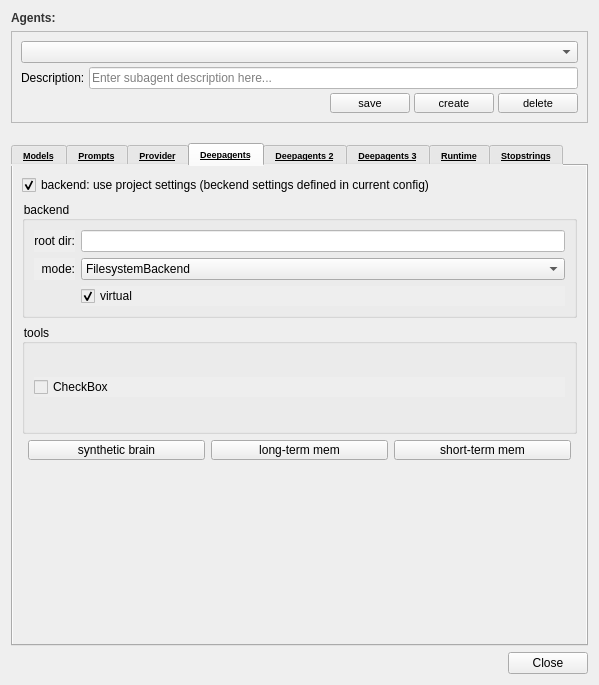
Qt form ui_files/agent_manager.ui (05remla/new_reactor) before a commit.
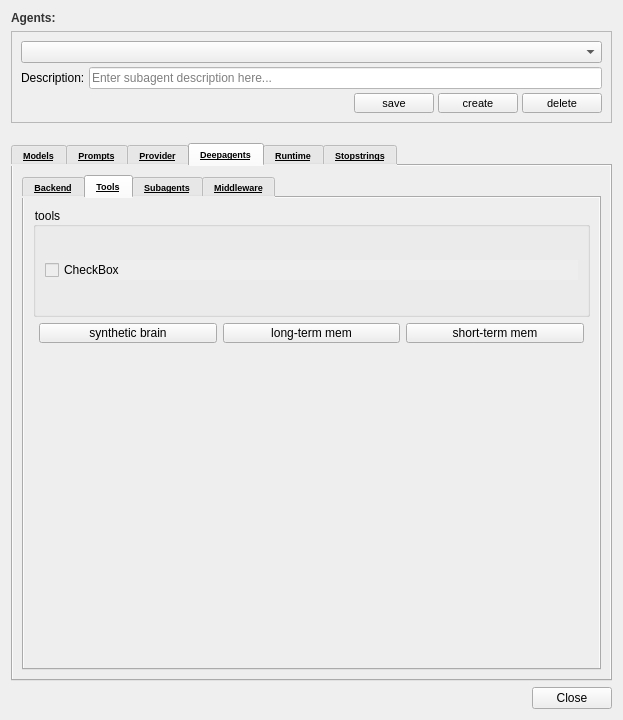
The same form after that commit. The open tabs and pages were chosen to show the change.

```diff
--- a/ui_files/agent_manager.ui
+++ b/ui_files/agent_manager.ui
@@ -6,8 +6,8 @@
    <rect>
     <x>0</x>
     <y>0</y>
-    <width>598</width>
-    <height>685</height>
+    <width>623</width>
+    <height>720</height>
    </rect>
   </property>
   <property name="windowTitle">
@@ -1284,115 +1284,38 @@
        <string>Deepagents</string>
       </attribute>
       <layout class="QGridLayout" name="gridLayout">
-       <item row="3" column="0">
-        <layout class="QHBoxLayout" name="horizontalLayout_2">
-         <property name="leftMargin">
-          <number>6</number>
+       <item row="0" column="0">
+        <widget class="QTabWidget" name="tabWidget_2">
+         <property name="font">
+          <font>
+           <pointsize>7</pointsize>
+           <weight>75</weight>
+           <bold>true</bold>
+           <underline>true</underline>
+          </font>
          </property>
-         <property name="rightMargin">
-          <number>6</number>
-         </property>
-         <property name="bottomMargin">
-          <number>6</number>
-         </property>
-         <item>
-          <widget class="QPushButton" name="pushButtonSynBrain">
-           <property name="minimumSize">
-            <size>
-             <width>0</width>
-             <height>20</height>
-            </size>
-           </property>
-           <property name="maximumSize">
-            <size>
-             <width>16777215</width>
-             <height>20</height>
-            </size>
-           </property>
            <property name="styleSheet">
-            <string notr="true">background-color: @color1; 
-color: black;
+          <string notr="true">selection-background-color: #7d86b6;
+background-color: rgb(238, 238, 238);
 </string>
            </property>
-           <property name="text">
-            <string>synthetic brain</string>
-           </property>
-          </widget>
-         </item>
-         <item>
-          <widget class="QPushButton" name="pushButtonLTM">
-           <property name="minimumSize">
-            <size>
-             <width>0</width>
-             <height>20</height>
-            </size>
-           </property>
-           <property name="maximumSize">
-            <size>
-             <width>16777215</width>
-             <height>20</height>
-            </size>
-           </property>
-           <property name="styleSheet">
-            <string notr="true">background-color: @color2; 
-color: black;
-</string>
-           </property>
-           <property name="text">
-            <string>long-term mem</string>
-           </property>
-          </widget>
-         </item>
-         <item>
-          <widget class="QPushButton" name="pushButtonSTM">
-           <property name="minimumSize">
-            <size>
-             <width>0</width>
-             <height>20</height>
-            </size>
-           </property>
-           <property name="maximumSize">
-            <size>
-             <width>16777215</width>
-             <height>20</height>
-            </size>
-           </property>
-           <property name="styleSheet">
-            <string notr="true">background-color: @color3; 
-color: black;</string>
-           </property>
-           <property name="text">
-            <string>short-term mem</string>
-           </property>
-          </widget>
-         </item>
-        </layout>
-       </item>
-       <item row="2" column="0">
-        <widget class="QGroupBox" name="groupBox_tools">
-         <property name="minimumSize">
-          <size>
-           <width>0</width>
-           <height>110</height>
-          </size>
-         </property>
-         <property name="styleSheet">
-          <string notr="true"/>
-         </property>
-         <property name="title">
-          <string>tools</string>
-         </property>
+         <property name="tabPosition">
+          <enum>QTabWidget::North</enum>
+         </property>
+         <property name="tabShape">
+          <enum>QTabWidget::Rounded</enum>
+         </property>
+         <property name="currentIndex">
+          <number>0</number>
+         </property>
+         <property name="tabBarAutoHide">
+          <bool>false</bool>
+         </property>
+         <widget class="QWidget" name="tab_5">
+          <attribute name="title">
+           <string>Backend</string>
+          </attribute>
          <layout class="QGridLayout" name="gridLayout_6">
-          <item row="1" column="0">
-           <widget class="QCheckBox" name="checkBoxDATools">
-            <property name="text">
-             <string>CheckBox</string>
-            </property>
-           </widget>
-          </item>
-         </layout>
-        </widget>
-       </item>
        <item row="0" column="0">
         <widget class="QCheckBox" name="checkBoxBackendUseProject">
          <property name="text">
@@ -1403,19 +1326,6 @@
          </property>
         </widget>
        </item>
-       <item row="4" column="0">
-        <spacer name="verticalSpacer_2">
-         <property name="orientation">
-          <enum>Qt::Vertical</enum>
-         </property>
-         <property name="sizeHint" stdset="0">
-          <size>
-           <width>555</width>
-           <height>125</height>
-          </size>
-         </property>
-        </spacer>
-       </item>
        <item row="1" column="0">
         <widget class="QGroupBox" name="groupBox">
          <property name="styleSheet">
@@ -1508,13 +1418,155 @@
          </layout>
         </widget>
        </item>
-      </layout>
-     </widget>
-     <widget class="QWidget" name="tab_5">
+           <item row="2" column="0">
+            <spacer name="verticalSpacer_6">
+             <property name="orientation">
+              <enum>Qt::Vertical</enum>
+             </property>
+             <property name="sizeHint" stdset="0">
+              <size>
+               <width>555</width>
+               <height>346</height>
+              </size>
+             </property>
+            </spacer>
+           </item>
+          </layout>
+         </widget>
+         <widget class="QWidget" name="tab_6">
       <attribute name="title">
-       <string>Deepagents 2</string>
-      </attribute>
+           <string>Tools</string>
+          </attribute>
+          <layout class="QGridLayout" name="gridLayout_9">
+           <item row="0" column="0">
+            <widget class="QGroupBox" name="groupBox_tools">
+             <property name="minimumSize">
+              <size>
+               <width>0</width>
+               <height>110</height>
+              </size>
+             </property>
+             <property name="styleSheet">
+              <string notr="true"/>
+             </property>
+             <property name="title">
+              <string>tools</string>
+             </property>
       <layout class="QGridLayout" name="gridLayout_11">
+              <item row="1" column="0">
+               <widget class="QCheckBox" name="checkBoxDATools">
+                <property name="text">
+                 <string>CheckBox</string>
+                </property>
+               </widget>
+              </item>
+             </layout>
+            </widget>
+           </item>
+           <item row="1" column="0">
+            <layout class="QHBoxLayout" name="horizontalLayout_2">
+             <property name="leftMargin">
+              <number>6</number>
+             </property>
+             <property name="rightMargin">
+              <number>6</number>
+             </property>
+             <property name="bottomMargin">
+              <number>6</number>
+             </property>
+             <item>
+              <widget class="QPushButton" name="pushButtonSynBrain">
+               <property name="minimumSize">
+                <size>
+                 <width>0</width>
+                 <height>20</height>
+                </size>
+               </property>
+               <property name="maximumSize">
+                <size>
+                 <width>16777215</width>
+                 <height>20</height>
+                </size>
+               </property>
+               <property name="styleSheet">
+                <string notr="true">background-color: @color1; 
+color: black;
+</string>
+               </property>
+               <property name="text">
+                <string>synthetic brain</string>
+               </property>
+              </widget>
+             </item>
+             <item>
+              <widget class="QPushButton" name="pushButtonLTM">
+               <property name="minimumSize">
+                <size>
+                 <width>0</width>
+                 <height>20</height>
+                </size>
+               </property>
+               <property name="maximumSize">
+                <size>
+                 <width>16777215</width>
+                 <height>20</height>
+                </size>
+               </property>
+               <property name="styleSheet">
+                <string notr="true">background-color: @color2; 
+color: black;
+</string>
+               </property>
+               <property name="text">
+                <string>long-term mem</string>
+               </property>
+              </widget>
+             </item>
+             <item>
+              <widget class="QPushButton" name="pushButtonSTM">
+               <property name="minimumSize">
+                <size>
+                 <width>0</width>
+                 <height>20</height>
+                </size>
+               </property>
+               <property name="maximumSize">
+                <size>
+                 <width>16777215</width>
+                 <height>20</height>
+                </size>
+               </property>
+               <property name="styleSheet">
+                <string notr="true">background-color: @color3; 
+color: black;</string>
+               </property>
+               <property name="text">
+                <string>short-term mem</string>
+               </property>
+              </widget>
+             </item>
+            </layout>
+           </item>
+           <item row="2" column="0">
+            <spacer name="verticalSpacer_2">
+             <property name="orientation">
+              <enum>Qt::Vertical</enum>
+             </property>
+             <property name="sizeHint" stdset="0">
+              <size>
+               <width>555</width>
+               <height>125</height>
+              </size>
+             </property>
+            </spacer>
+           </item>
+          </layout>
+         </widget>
+         <widget class="QWidget" name="tab_8">
+          <attribute name="title">
+           <string>Subagents</string>
+          </attribute>
+          <layout class="QGridLayout" name="gridLayout_13">
        <item row="0" column="0">
         <widget class="QGroupBox" name="groupBox_2">
          <property name="minimumSize">
@@ -1566,11 +1618,11 @@
        </item>
       </layout>
      </widget>
-     <widget class="QWidget" name="tab_6">
+         <widget class="QWidget" name="tab_10">
       <attribute name="title">
-       <string>Deepagents 3</string>
-      </attribute>
-      <layout class="QGridLayout" name="gridLayout_14">
+           <string>Middleware</string>
+          </attribute>
+          <layout class="QGridLayout" name="gridLayout_15">
        <item row="0" column="0">
         <widget class="QCheckBox" name="checkBoxModifyBaseAgentPrompt">
          <property name="text">
@@ -1595,7 +1647,7 @@
          <property name="title">
           <string>base_agent_prompt</string>
          </property>
-         <layout class="QGridLayout" name="gridLayout_9">
+             <layout class="QGridLayout" name="gridLayout_16">
           <item row="0" column="0">
            <layout class="QHBoxLayout" name="horizontalLayout_3">
             <item>
@@ -1698,6 +1750,10 @@
           </size>
          </property>
         </spacer>
+           </item>
+          </layout>
+         </widget>
+        </widget>
        </item>
       </layout>
      </widget>
```
Left out of the diff: 58 changed lines with no effect on the pictures. Lines whose indentation alone changed are shown as unchanged.
